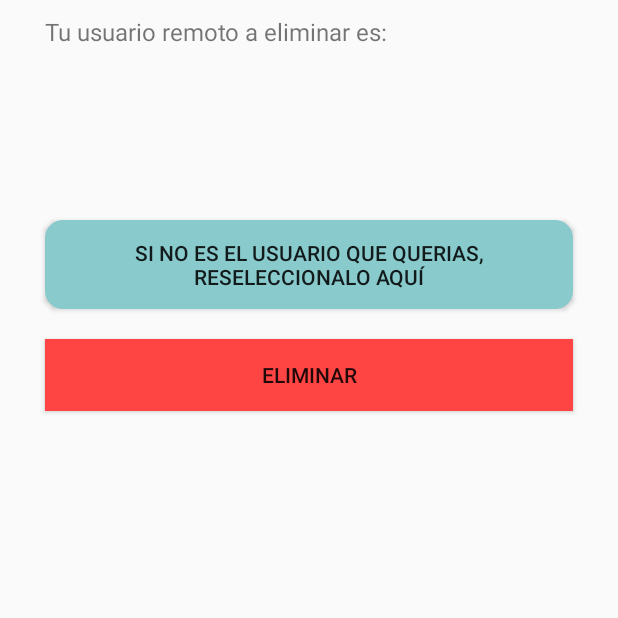
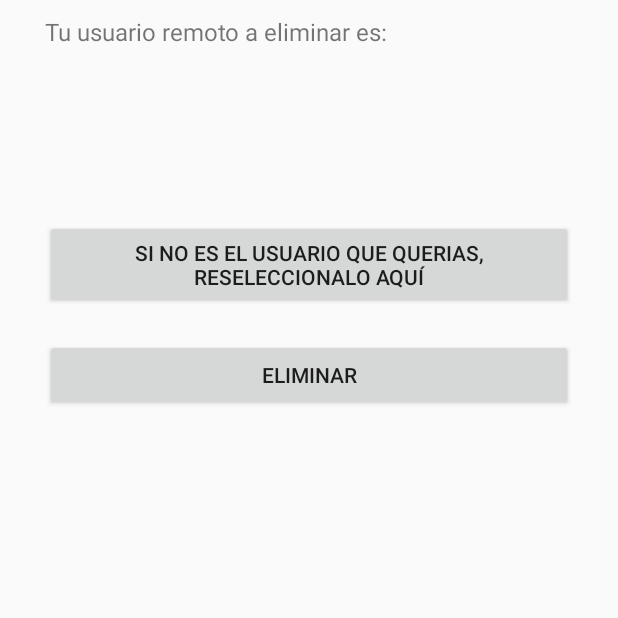
Before and after one commit to rousah/Bascula-grupo-2, an Android app: the UsuarioRemotoActivity screen opened directly, with no data from a screen before it, on a phone screen of 412 x 824 dp, the top half of it. Run offline under Robolectric (Android 15) with nearby library versions, the phone set to English and light mode, and no system bars.

Commit message:
Update Bascula/app/src/main/res/layout/usuario_remoto.xml

```diff
--- a/Bascula/app/src/main/res/layout/usuario_remoto.xml
+++ b/Bascula/app/src/main/res/layout/usuario_remoto.xml
@@ -51,13 +51,9 @@ DESCRIPTION: Initial
                 android:textSize="20dp" />
 
 
-
-
-
         <Button
             android:id="@+id/reseleccionar"
-            android:background="@drawable/rounded"
-
+            style="@style/buttonStyle"
             android:layout_width="match_parent"
             android:layout_height="wrap_content"
             android:layout_marginLeft="30dp"
@@ -69,9 +65,6 @@ DESCRIPTION: Initial
             android:text="Si NO es el usuario que querias,\nReseleccionalo aquí" />
 
 
-
-
-
         <Button
             android:id="@+id/eliminar"
             android:layout_width="match_parent"
@@ -80,7 +73,6 @@ DESCRIPTION: Initial
             android:layout_marginTop="10dp"
             android:layout_marginRight="30dp"
             android:layout_marginBottom="10dp"
-            android:background="@android:color/holo_red_light"
             android:text="Eliminar" />
     </LinearLayout>
 </LinearLayout>
```
